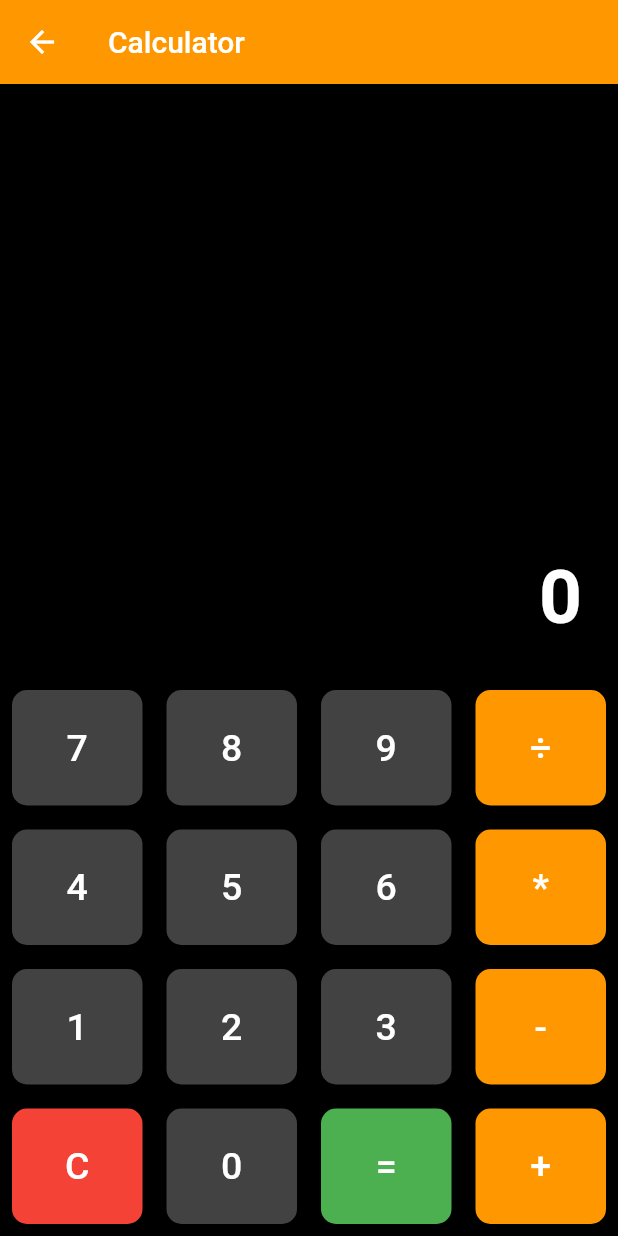
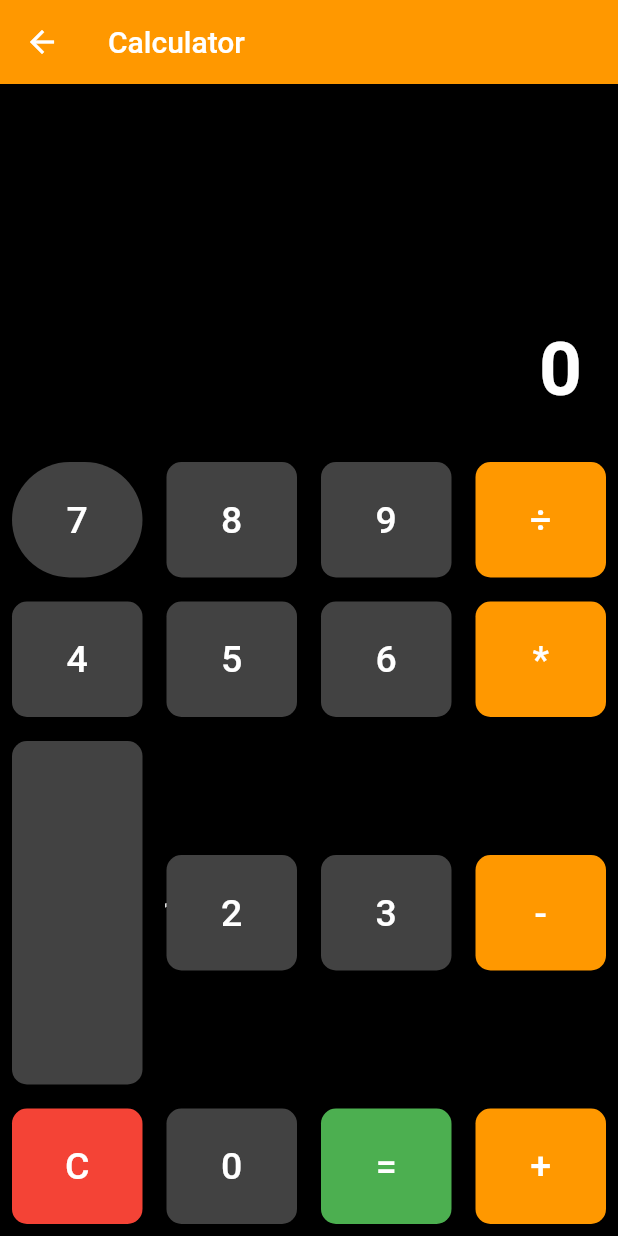
Before and after one commit to Maha6468/ostad_flutter_practice, a Flutter app: the CalculatorApp screen opened directly, on a phone screen of 412 x 824 dp. Run offline on Flutter 3.47's test engine with Material 3 defaults, Android fonts, the phone set to English and light mode, and no system bars.

Commit message:
Calculator .... data pass

```diff
--- a/lib/Flutter_Practice/Module_11/buildButton.dart
+++ b/lib/Flutter_Practice/Module_11/buildButton.dart
@@ -1,14 +1,18 @@
 import 'package:flutter/material.dart';
 
 class buildButton extends StatelessWidget {
-  String text;
+  String  text;
   Color ? color;
+  double ? p;
+  double ? radiuos;
   final VoidCallback onClick;
 
   buildButton({
     super.key,
     required this.onClick,
     this.color,
+    this.p,
+    this .radiuos,
     required this.text
   });
 
@@ -19,8 +23,8 @@ class buildButton extends StatelessWidget {
         padding: EdgeInsets.all(8),
         child: ElevatedButton(
             style: ElevatedButton.styleFrom(
-                padding: EdgeInsets.all(24),
-                shape: RoundedRectangleBorder(borderRadius: BorderRadius.circular(10),
+                padding: EdgeInsets.all(p??24),
+                shape: RoundedRectangleBorder(borderRadius: BorderRadius.circular(radiuos ?? 10),
                 ),
                 backgroundColor: color ?? Colors.grey[800]
             ),
--- a/lib/Flutter_Practice/Module_11/calculator_2.dart
+++ b/lib/Flutter_Practice/Module_11/calculator_2.dart
@@ -77,7 +77,7 @@ class _CalculatorAppState extends State<CalculatorApp> {
           ),
           Row(
             children: [
-              buildButton(onClick:()=> buttomPress('7'), text: '7',),
+              buildButton(onClick:()=> buttomPress('7'), text: '7',radiuos: 50,),
               buildButton(onClick: ()=> buttomPress('8'), text: '8',),
               buildButton(onClick: ()=> buttomPress('9'), text: '9',),
               buildButton(onClick: ()=> buttomPress('÷'), text: '÷',color: Colors.orange,),
@@ -95,7 +95,7 @@ class _CalculatorAppState extends State<CalculatorApp> {
           ),
           Row(
             children: [
-              buildButton(onClick:()=> buttomPress('1'), text: '1',),
+              buildButton(onClick:()=> buttomPress('1'), text: '1',p: 100,),
               buildButton(onClick: ()=> buttomPress('2'), text: '2',),
               buildButton(onClick: ()=> buttomPress('3'), text: '3',),
               buildButton(onClick: ()=> buttomPress('-'), text: '-',color: Colors.orange,),
```
